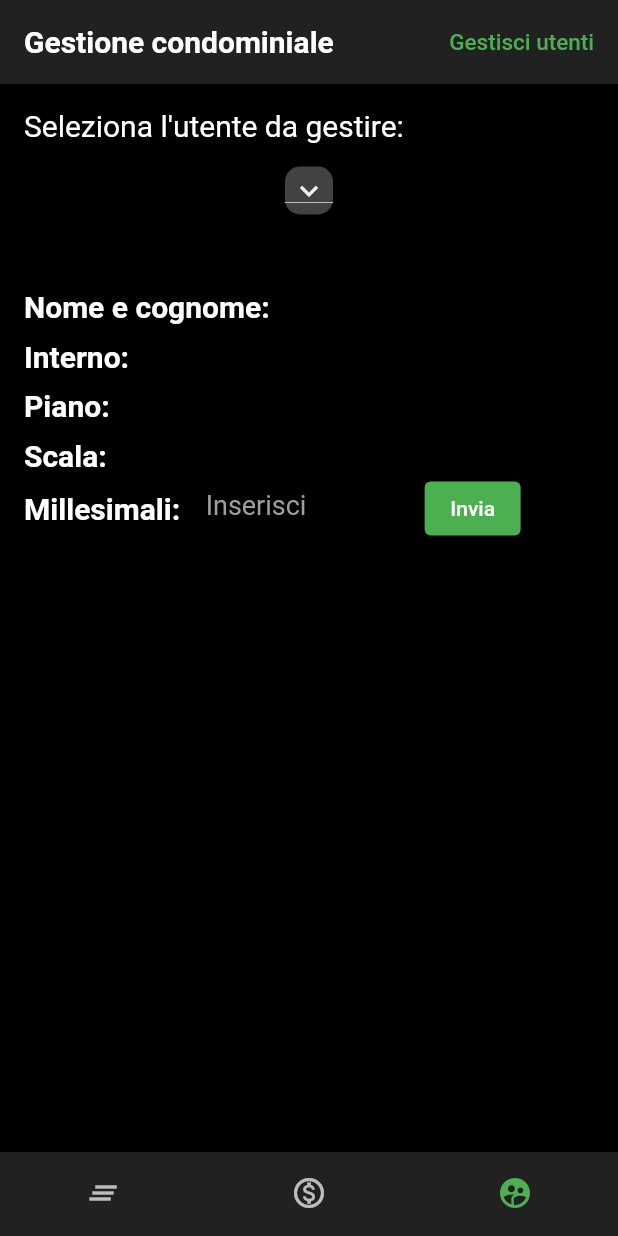
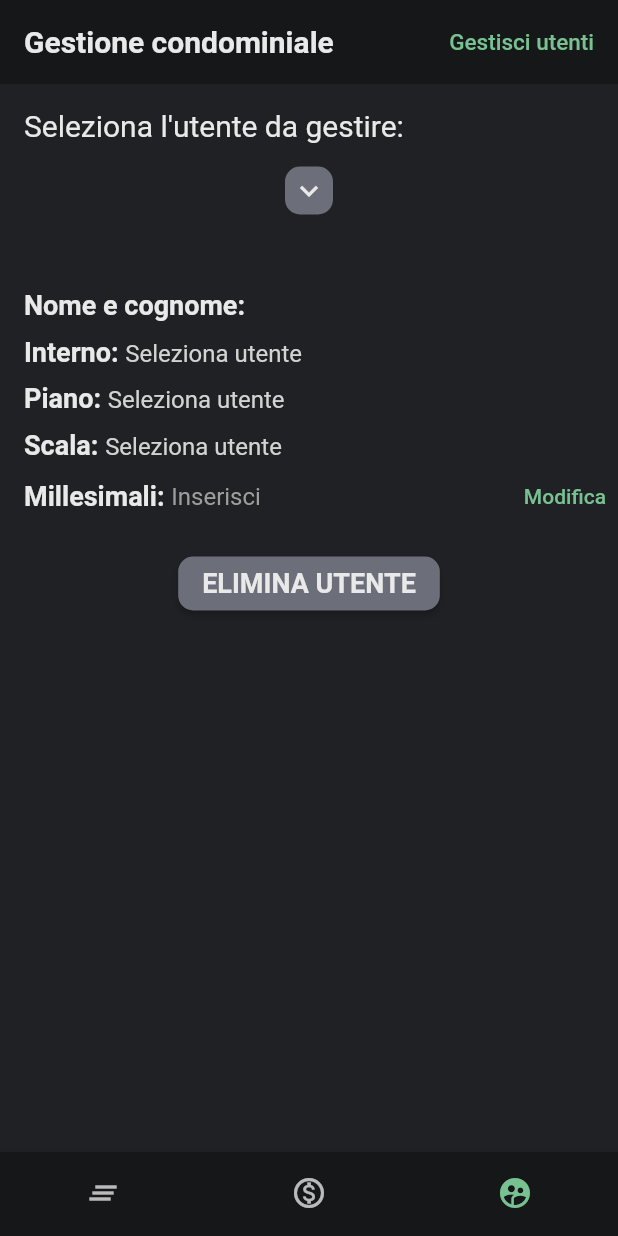
Before and after one commit to Giovanni0797/condomini_admin, a Flutter app: the screen it shows after launch, swiped to page 3, on a phone screen of 412 x 824 dp. Run offline on Flutter 3.47's test engine with Material 2 defaults, Android fonts, the light colour scheme and no system bars; network calls fail.

Commit message:
Cambiata veste grafica, fixati bugs, aggiunto tasto elimina utente, nuovi colori selezionabili, incominciata pagina Spese

```diff
--- a/lib/globals.dart
+++ b/lib/globals.dart
@@ -4,3 +4,8 @@ import 'dart:ui';
 
 String link_admin = 'https://www.mavreality.it/condomini/api_amministratore/';
 String link = 'https://www.mavreality.it/condomini/';
+Color def = Color(0xFF202124);
+Color def2 = Color(0xFF6c6f79);
+Color bar = Color(0xFF161719);
+Color verde = Color(0xFF78c292);
+Color bianco = Color(0xFFe9e9e9);
--- a/lib/homepage.dart
+++ b/lib/homepage.dart
@@ -1,3 +1,4 @@
+import 'package:condomini_admin/globals.dart';
 import 'package:condomini_admin/pages/home.dart';
 import 'package:condomini_admin/pages/spese.dart';
 import 'package:condomini_admin/pages/users.dart';
@@ -43,11 +44,11 @@ class _HomePageState extends State<HomePage> {
         controller: _pageController,
       ),
       bottomNavigationBar: BottomNavigationBar(
-        backgroundColor: Colors.grey[900],
+        backgroundColor: bar,
         showSelectedLabels: false,
         showUnselectedLabels: false,
         unselectedItemColor: Colors.white70,
-        selectedItemColor: Colors.green,
+        selectedItemColor: verde,
         currentIndex: _selectedIndex,
         onTap: _navigateBottomNavBar,
         type: BottomNavigationBarType.fixed,
--- a/lib/main.dart
+++ b/lib/main.dart
@@ -1,4 +1,5 @@
 import 'package:flutter/material.dart';
+import 'globals.dart';
 import 'homepage.dart';
 
 void main() {
@@ -14,12 +15,12 @@ class MyApp extends StatelessWidget {
       debugShowCheckedModeBanner: false,
       home: HomePage(),
       theme: ThemeData(
-        scaffoldBackgroundColor: Colors.black,
+        scaffoldBackgroundColor: def,
         primarySwatch: Colors.green,
         textTheme: TextTheme(
           //headline1: TextStyle(color: Colors.deepPurpleAccent),
           //headline2: TextStyle(color: Colors.deepPurpleAccent),
-          bodyText2: TextStyle(color: Colors.white),
+          bodyText2: TextStyle(color: bianco),
           //subtitle1: TextStyle(color: Colors.pinkAccent),
         ),
       ),
--- a/lib/pages/users.dart
+++ b/lib/pages/users.dart
@@ -1,3 +1,4 @@
+import 'package:condomini_admin/util/alert_dialog.dart';
 import 'package:flutter/cupertino.dart';
 import 'package:flutter/material.dart';
 import 'dart:convert';
@@ -22,17 +23,21 @@ class _AdminUsers extends State<AdminUsers> {
   List<String> nomeutente = [];
   String dropdownvalue = '';
 
-  String interno = '';
-  String piano = '';
-  String scala = '';
+  String interno = 'Seleziona utente';
+  String piano = 'Seleziona utente';
+  String scala = 'Seleziona utente';
   double millesimali = 0.0;
   int id = 0;
 
+
   TextEditingController controller = TextEditingController();
+
+  bool tappedYes = false;
 
   @override
   initState() {
     super.initState();
+
     recUtente('https://www.mavreality.it/condomini/api_amministratore/utenti_read_all.php')
         .then((value) => {
       utenti = value,
@@ -62,18 +67,17 @@ class _AdminUsers extends State<AdminUsers> {
           crossAxisAlignment: CrossAxisAlignment.center,
           children: [
             Text('Gestione condominiale',
-                style: TextStyle(fontWeight: FontWeight.w700, color: Colors.white)),
+                style: TextStyle(fontWeight: FontWeight.w700, color: bianco)),
             Text('Gestisci utenti',
-                style: TextStyle(fontSize: 15, color: Colors.green)),
+                style: TextStyle(fontSize: 15, color: verde)),
           ],
         ),
-        backgroundColor: Colors.grey[900],
+        backgroundColor: bar,
         elevation: 0,
       ),
       body: Column(
         crossAxisAlignment: CrossAxisAlignment.start,
         children: [
-          //Benvenuto
           Padding(
             padding: const EdgeInsets.all(16.0),
             child: Column(
@@ -84,19 +88,22 @@ class _AdminUsers extends State<AdminUsers> {
               ],
             ),
           ),
+          //SELEZIONA UTENTE
           Center(
             child: Container(
               decoration: BoxDecoration(
-                  color: Colors.grey[800],
+                  color: def2,
                   borderRadius: BorderRadius.all(Radius.circular(10))),
               child: DropdownButton<String>(
-                dropdownColor: Colors.grey[800],
                 icon: Padding(
                   padding: const EdgeInsets.all(4.0),
-                  child: Icon(Icons.keyboard_arrow_down, color: Colors.grey[200]),
+                  child: Icon(Icons.keyboard_arrow_down, color: bianco),
                 ),
+                dropdownColor: def2,
+                borderRadius: BorderRadius.all(Radius.circular(20)),
+                style: TextStyle(fontSize: 16),
+                underline: SizedBox(),
                 value: dropdownvalue,
-                style: TextStyle(color: Colors.grey[200]),
                 onChanged: (String? newValue) {
                   setState(() {
                     dropdownvalue = newValue!;
@@ -112,7 +119,7 @@ class _AdminUsers extends State<AdminUsers> {
                 selectedItemBuilder: (BuildContext context) {
                   return nomeutente.map<Widget>((String item) {
                     return Container(
-                        padding: EdgeInsets.fromLTRB(10, 0, 0, 0),
+                        padding: EdgeInsets.fromLTRB(8, 0, 0, 0),
                         width: 350,
                         height: 80,
                         child: Column(
@@ -134,7 +141,7 @@ class _AdminUsers extends State<AdminUsers> {
                 items: nomeutente.map<DropdownMenuItem<String>>((String value) {
                   return DropdownMenuItem<String>(
                     value: value,
-                    child: Text(value, style: TextStyle(color: Colors.grey[200])),
+                    child: Text(value, style: TextStyle(color: Color(0xFFd2d3d3))),
                   );
                 }).toList(),
               ),
@@ -149,9 +156,9 @@ class _AdminUsers extends State<AdminUsers> {
                   crossAxisAlignment: CrossAxisAlignment.end,
                   children: [
                     Text('Nome e cognome: ',
-                        style: TextStyle(fontSize: 20, fontWeight: FontWeight.bold)),
+                        style: TextStyle(fontSize: 18, fontWeight: FontWeight.bold)),
                     Text(dropdownvalue,
-                        style: TextStyle(fontSize: 18)),
+                        style: TextStyle(fontSize: 16, color: Color(0xFFd2d3d3))),
                   ],
                 ),
                 SizedBox(height: 10),
@@ -160,9 +167,9 @@ class _AdminUsers extends State<AdminUsers> {
                   crossAxisAlignment: CrossAxisAlignment.end,
                   children: [
                     Text('Interno: ',
-                        style: TextStyle(fontSize: 20, fontWeight: FontWeight.bold)),
+                        style: TextStyle(fontSize: 18, fontWeight: FontWeight.bold)),
                     Text(interno,
-                        style: TextStyle(fontSize: 18)),
+                        style: TextStyle(fontSize: 16, color: Color(0xFFd2d3d3))),
                   ],
                 ),
                 SizedBox(height: 10),
@@ -171,9 +178,9 @@ class _AdminUsers extends State<AdminUsers> {
                   crossAxisAlignment: CrossAxisAlignment.end,
                   children: [
                     Text('Piano: ',
-                        style: TextStyle(fontSize: 20, fontWeight: FontWeight.bold)),
+                        style: TextStyle(fontSize: 18, fontWeight: FontWeight.bold)),
                     Text(piano,
-                        style: TextStyle(fontSize: 18)),
+                        style: TextStyle(fontSize: 16, color: Color(0xFFd2d3d3))),
                   ],
                 ),
                 SizedBox(height: 10),
@@ -182,42 +189,41 @@ class _AdminUsers extends State<AdminUsers> {
                   crossAxisAlignment: CrossAxisAlignment.end,
                   children: [
                     Text('Scala: ',
-                        style: TextStyle(fontSize: 20, fontWeight: FontWeight.bold)),
+                        style: TextStyle(fontSize: 18, fontWeight: FontWeight.bold)),
                     Text(scala,
-                        style: TextStyle(fontSize: 18)),
+                        style: TextStyle(fontSize: 16, color: Color(0xFFd2d3d3))),
                   ],
                 ),
                 //MILLESIMALI
                 Row(
                   children: [
                     Text('Millesimali: ',
-                        style: TextStyle(fontSize: 20, fontWeight: FontWeight.bold)),
-                    SizedBox(
-                      width: 150,
-                      height: 38,
+                        style: TextStyle(fontSize: 18, fontWeight: FontWeight.bold)),
+                    Expanded(
                       child: TextField(
                         controller: controller,
                         keyboardType: TextInputType.number,
-                        style: TextStyle(fontSize: 18, color: Colors.white),
-                        decoration: InputDecoration(
+                        style: TextStyle(fontSize: 16, color: Color(0xFFd2d3d3)),
+                        decoration: InputDecoration.collapsed(
                           filled: true,
-                          fillColor: Colors.black,
-                          hintText: 'Inserisci',
-                          hintStyle: TextStyle(fontSize: 18, color: Colors.grey),
+                          fillColor: Colors.transparent,
+                          border: InputBorder.none,
+                          hintText: "Inserisci",
+                          hintStyle: TextStyle(fontSize: 16, color: Colors.grey),
                         ),
                       ),
                     ),
                     Padding(
                       padding: const EdgeInsets.only(left: 8.0),
-                      child: ElevatedButton(child: Text('Invia'),
+                      child: TextButton(child: Text('Modifica', style: TextStyle(color: verde)),
                         onPressed: () {
                           if (controller.text.isNotEmpty){
                             millesimali = double.parse(controller.text);
-                            update_millesimali(link_admin + 'utenti_update.php?id='+id.toString()+'&millesimali='+millesimali.toString(), context);
+                            upMillesimali(link_admin + 'utenti_update.php?id='+id.toString()+'&millesimali='+millesimali.toString(), context);
                           } else {
                             ScaffoldMessenger.of(context)
                                 .showSnackBar(SnackBar(
-                                content: Text("Millesimali vuoti", style: TextStyle(fontSize: 16),)
+                                content: Text("Millesimali vuoti", style: TextStyle(fontSize: 18),)
                             ));
                           }
                         },
@@ -226,6 +232,36 @@ class _AdminUsers extends State<AdminUsers> {
                   ],
                 ),
               ],
+            ),
+          ),
+          //CANCELLA UTENTE
+          Center(
+            child: Padding(
+              padding: const EdgeInsets.all(10.0),
+              child: ElevatedButton(
+                onPressed: () async {
+                  final action = await AlertDialogs.yesCancelDialog(context, 'Eliminare utente "' + dropdownvalue + '"', 'Sei sicuro?');
+                  if(action == DialogsAction.yes) {
+                    setState(() {
+                      tappedYes = true;
+                      //cancUtente(link_admin + 'utenti_delete.php?id='+id.toString(), context);
+                    });
+                  } else {
+                    setState(() => tappedYes = false);
+                  }
+                },
+                style: ElevatedButton.styleFrom(
+                  primary: def2,
+                  textStyle: TextStyle(fontWeight: FontWeight.bold),
+                  shape: RoundedRectangleBorder(
+                    borderRadius: BorderRadius.circular(10), // <-- Radius
+                  ),
+                ),
+                child: Text(
+                  'Elimina utente'.toUpperCase(),
+                  style: TextStyle(color: bianco, fontWeight: FontWeight.bold, fontSize: 18),
+                ),
+              ),
             ),
           ),
         ],
@@ -252,7 +288,7 @@ Future<List<Utente>> recUtente(String link) async {
   }
 }
 
-Future<void> update_millesimali(String link, BuildContext context) async {
+Future<void> upMillesimali(String link, BuildContext context) async {
   final response = await http.get(Uri.parse(link));
   if (response.statusCode == 200) {
     print('Update millesimali OK');
@@ -260,3 +296,12 @@ Future<void> update_millesimali(String link, BuildContext context) async {
     throw Exception('Failed to load data');
   }
 }
+
+Future<void> cancUtente(String link, BuildContext context) async {
+  final response = await http.get(Uri.parse(link));
+  if (response.statusCode == 200) {
+    print('Update millesimali OK');
+  } else {
+    throw Exception('Failed to load data');
+  }
+}
```
Also changed, not shown: lib/pages/home.dart (+6 -5 lines), lib/pages/spese.dart (+50 -52 lines), lib/util/alert_dialog.dart (added, +46 -0 lines).
